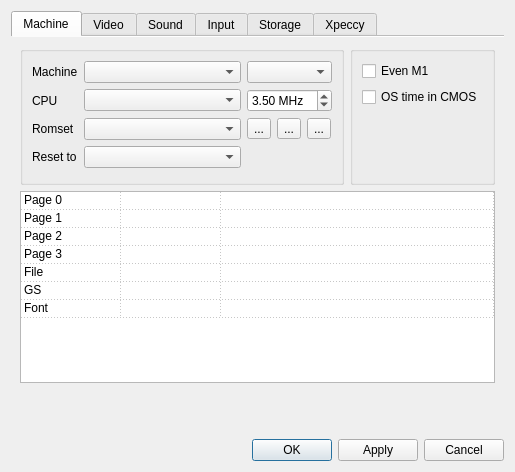
Old version of the form ui/setupwin.ui in the repository samstyle/Xpeccy.
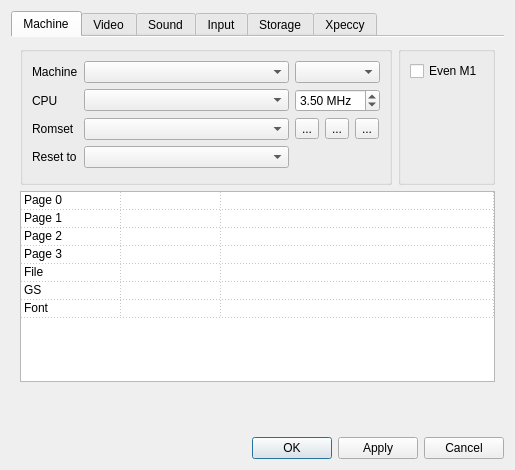
New version of the form. Icons and pictures are not drawn.

Commit message: build 20170428 [+] Fix decreasing of sound buffer size [+] Fix window update sync with emulation thread [+] Fix fullscreen on some screen resolutions [+] Flickering is more smooth when noFlic is off [+] Cmos allways show system local time [+] Internal: time counting is a job for video system from now. It's more accurate. For future use

Patch:
```diff
--- a/ui/setupwin.ui
+++ b/ui/setupwin.ui
@@ -7,7 +7,7 @@
     <x>0</x>
     <y>0</y>
     <width>505</width>
-    <height>472</height>
+    <height>470</height>
    </rect>
   </property>
   <property name="sizePolicy">
@@ -202,7 +202,7 @@
            </item>
            <item>
             <widget class="QGroupBox" name="archOptGBox">
-             <layout class="QVBoxLayout" name="verticalLayout_26" stretch="0,0,0">
+             <layout class="QVBoxLayout" name="verticalLayout_26" stretch="0,0">
               <item>
                <widget class="QCheckBox" name="scrpwait">
                 <property name="enabled">
@@ -216,13 +216,6 @@
                 </property>
                </widget>
               </item>
-              <item>
-               <widget class="QCheckBox" name="sysCmos">
-                <property name="text">
-                 <string>OS time in CMOS</string>
-                </property>
-               </widget>
-              </item>
               <item>
                <spacer name="verticalSpacer_18">
                 <property name="orientation">
```
The commit also changes 14 other files.
